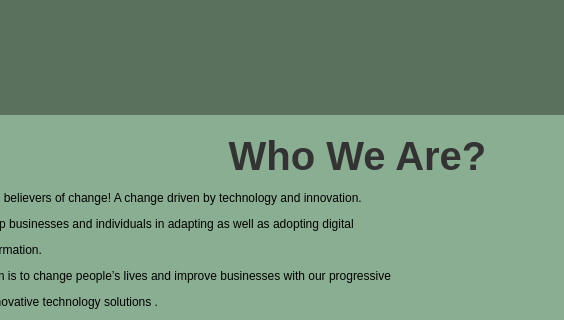
Qt form About_page.ui (srishtiigautam/restorehealth) before a commit; both pictures show x 221 to 785 and y 0 to 320 of the 1015 by 764 pixel window.
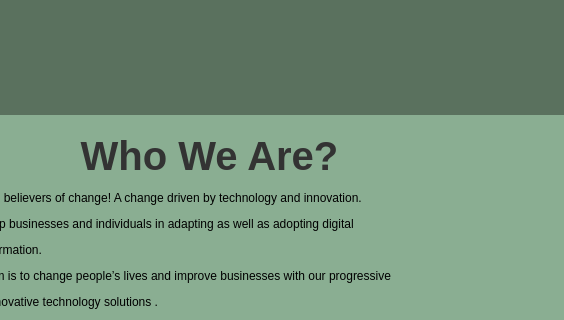
The same form after that commit. Icons and pictures are not drawn.

```diff
--- a/About_page.ui
+++ b/About_page.ui
@@ -378,11 +378,11 @@
            <rect>
             <x>0</x>
             <y>0</y>
-            <width>793</width>
-            <height>764</height>
+            <width>810</width>
+            <height>639</height>
            </rect>
           </property>
-          <layout class="QVBoxLayout" name="verticalLayout_3">
+          <layout class="QHBoxLayout" name="horizontalLayout_4">
            <item>
             <widget class="QLabel" name="label">
              <property name="text">
@@ -390,6 +390,25 @@
              </property>
             </widget>
            </item>
+           <item>
+            <widget class="QFrame" name="frame_4">
+             <property name="minimumSize">
+              <size>
+               <width>0</width>
+               <height>300</height>
+              </size>
+             </property>
+             <property name="styleSheet">
+              <string notr="true">background-image:url(:/icons/about_image2.jpeg);</string>
+             </property>
+             <property name="frameShape">
+              <enum>QFrame::StyledPanel</enum>
+             </property>
+             <property name="frameShadow">
+              <enum>QFrame::Raised</enum>
+             </property>
+            </widget>
+           </item>
           </layout>
          </widget>
         </widget>
```
